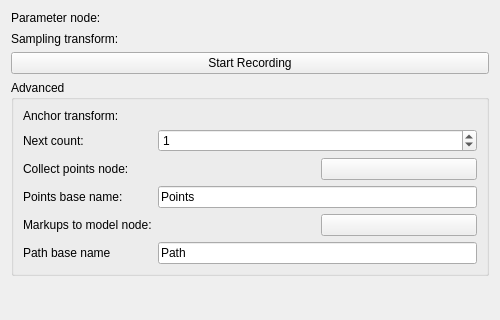
Before: the Qt Designer form PathReconstruction/Resources/UI/qSlicerPathReconstructionModule.ui in SlicerIGT/SlicerPathReconstruction, drawn with Qt 5; both pictures show x 0 to 500 and y 0 to 320 of the 500 by 845 pixel window.
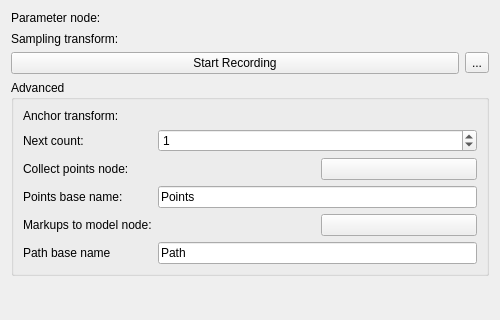
After: the same form once the commit is applied. Icons and pictures are not drawn. Custom widgets are drawn as their Qt base class.

Commit message: ENH: Add 'delete last' button

```diff
--- a/PathReconstruction/Resources/UI/qSlicerPathReconstructionModule.ui
+++ b/PathReconstruction/Resources/UI/qSlicerPathReconstructionModule.ui
@@ -75,6 +75,8 @@
     </layout>
    </item>
    <item>
+    <layout class="QGridLayout" name="RecordingButtonLayout">
+     <item row="0" column="0">
     <widget class="ctkPushButton" name="RecordingButton">
      <property name="text">
       <string>Start Recording</string>
@@ -84,6 +86,22 @@
      </property>
     </widget>
    </item>
+     <item row="0" column="1">
+      <widget class="QToolButton" name="DeleteButton">
+       <property name="toolTip">
+        <string>Delete the last path and points (hold click to see the option delete all)</string>
+       </property>
+       <property name="text">
+        <string>...</string>
+       </property>
+       <property name="icon">
+        <iconset resource="../qSlicerPathReconstructionModule.qrc">
+         <normaloff>:/Icons/PathDelete.png</normaloff>:/Icons/PathDelete.png</iconset>
+       </property>
+      </widget>
+     </item>
+    </layout>
+   </item>
    <item>
     <widget class="ctkCollapsibleGroupBox" name="AdvancedGroupBox">
      <property name="toolTip">
```
Left out of the diff: 20 changed lines with no effect on the pictures. Lines whose indentation alone changed are shown as unchanged. The commit also changes 7 other files.
